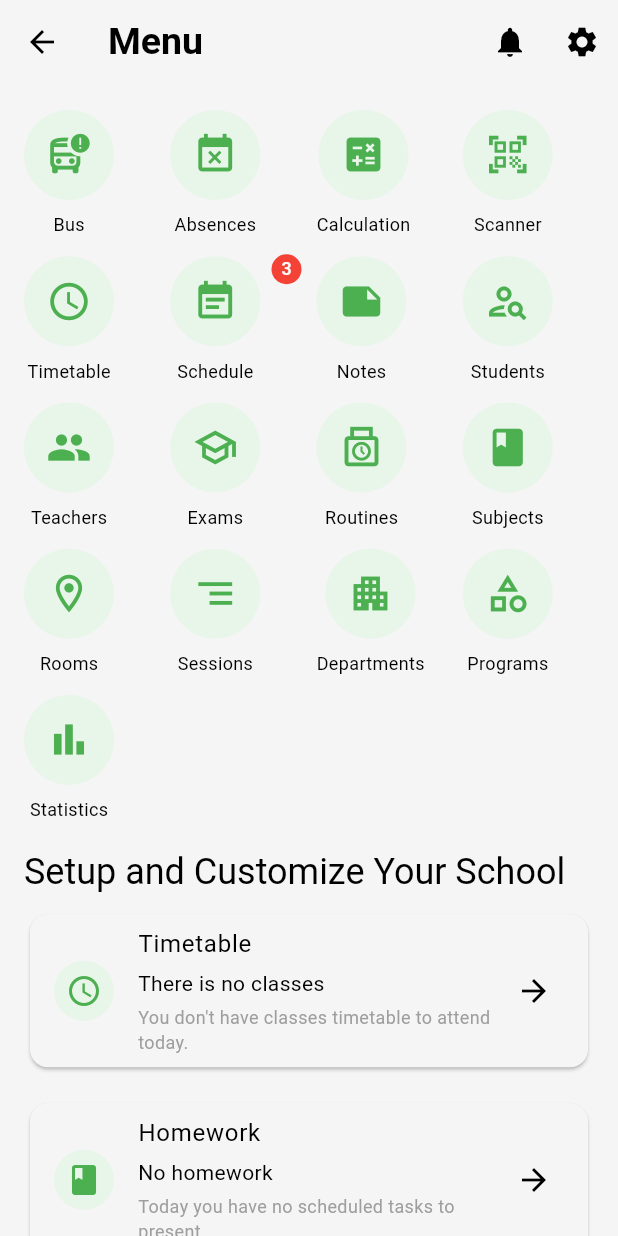
After one commit to TasnimIslamRaisa/Class_Organizer, a Flutter app: the SchoolSetup screen opened directly, on a phone screen of 412 x 824 dp. The commit adds this screen. Run offline on Flutter 3.47's test engine with Material 3 defaults, Android fonts, the phone set to English and light mode, and no system bars; our stand-ins replace avatar_glow, connectivity_plus, dropdown_search, file_picker, firebase_auth, firebase_core and 14 more; accounts and stored records are empty; project files that could hold a hidden picture were left out.

Commit message:
school setup pages

```diff
--- /dev/null
+++ b/class_organizer/lib/admin/school/school_setup.dart
@@ -0,0 +1,301 @@
+import 'package:flutter/material.dart';
+
+class SchoolSetup extends StatefulWidget {
+  const SchoolSetup({super.key});
+
+  @override
+  State<SchoolSetup> createState() => _SchoolSetupState();
+}
+
+class _SchoolSetupState extends State<SchoolSetup> {
+  @override
+  Widget build(BuildContext context) {
+    return Scaffold(
+      appBar: AppBar(
+        title: Text('Menu'),
+        actions: [
+          IconButton(
+            icon: Icon(Icons.notifications),
+            onPressed: () {},
+          ),
+          IconButton(
+            icon: Icon(Icons.settings),
+            onPressed: () {},
+          ),
+        ],
+      ),
+      body: SingleChildScrollView(
+        child: Column(
+          crossAxisAlignment: CrossAxisAlignment.start,
+          children: [
+            // Menu Grid Section
+            Padding(
+              padding: const EdgeInsets.all(16.0),
+              child: GridView.count(
+                physics: NeverScrollableScrollPhysics(),
+                shrinkWrap: true,
+                crossAxisCount: 4,
+                childAspectRatio: 1,
+                mainAxisSpacing: 10,
+                crossAxisSpacing: 10,
+                children: [
+                  _buildMenuItem(Icons.bus_alert_outlined, 'Bus', () => _navigateToPage(context, 'bus')),
+                  _buildMenuItem(Icons.event_busy, 'Absences', () => _navigateToPage(context, 'absence')),
+                  _buildMenuItem(Icons.calculate, 'Calculation', () => _navigateToPage(context, 'calculation')),
+                  _buildMenuItem(Icons.qr_code_scanner, 'Scanner', () => _navigateToPage(context, 'scanner')),
+                  _buildMenuItem(Icons.schedule, 'Timetable', () => _navigateToPage(context, 'time')),
+                  _buildMenuItem(Icons.event_note, 'Schedule', () => _navigateToPage(context, 'schedules'), hasNotification: true, notificationCount: 3),
+                  _buildMenuItem(Icons.note, 'Notes', () => _navigateToPage(context, 'notes')),
+                  _buildMenuItem(Icons.person_search_outlined, 'Students', () => _navigateToPage(context, 'student')),
+                  _buildMenuItem(Icons.people, 'Teachers', () => _navigateToPage(context, 'faculty')),
+                  _buildMenuItem(Icons.school_outlined, 'Exams', () => _navigateToPage(context, 'exams')),
+                  _buildMenuItem(Icons.punch_clock_outlined, 'Routines', () => _navigateToPage(context, 'routines')),
+                  _buildMenuItem(Icons.book, 'Subjects', () => _navigateToPage(context, 'courses')),
+                  _buildMenuItem(Icons.room_outlined, 'Rooms', () => _navigateToPage(context, 'rooms')),
+                  _buildMenuItem(Icons.segment_outlined, 'Sessions', () => _navigateToPage(context, 'sessions')),
+                  _buildMenuItem(Icons.apartment_outlined, 'Departments', () => _navigateToPage(context, 'departments')),
+                  _buildMenuItem(Icons.category_outlined, 'Programs', () => _navigateToPage(context, 'programs')),
+                  _buildMenuItem(Icons.bar_chart, 'Statistics', () => _navigateToPage(context, 'StatisticsPage')),
+
+                ],
+              ),
+            ),
+
+            // Today's Summary Section
+            Padding(
+              padding: const EdgeInsets.symmetric(horizontal: 16.0),
+              child: Text(
+                "Setup and Customize Your School",
+                style: Theme.of(context).textTheme.headlineSmall,
+              ),
+            ),
+            ListView(
+              physics: NeverScrollableScrollPhysics(),
+              shrinkWrap: true,
+              children: [
+                _buildSummaryCard(Icons.schedule, 'Timetable', 'There is no classes', 'You don\'t have classes timetable to attend today.', () => _navigateToPage(context, 'TimetableSummaryPage')),
+                _buildSummaryCard(Icons.book, 'Homework', 'No homework', 'Today you have no scheduled tasks to present.', () => _navigateToPage(context, 'HomeworkPage')),
+                _buildSummaryCard(Icons.school, 'Exams', 'No exams', 'You don\'t have scheduled exams today.', () => _navigateToPage(context, 'ExamsPage')),
+                _buildSummaryCard(Icons.event, 'Events', 'Cse', 'FgF', () => _navigateToPage(context, 'EventsPage')),
+                _buildSummaryCard(Icons.book, 'Books', 'There are no books', 'Today you have no borrowed books to return.', () => _navigateToPage(context, 'BooksPage')),
+              ],
+            ),
+          ],
+        ),
+      ),
+    );
+  }
+
+  // Helper method to build menu item with navigation
+  Widget _buildMenuItem(IconData icon, String title, VoidCallback onTap, {bool hasNotification = false, int notificationCount = 0}) {
+    return InkWell(
+      onTap: onTap, // This will handle navigation when tapped
+      child: Stack(
+        children: [
+          Column(
+            mainAxisAlignment: MainAxisAlignment.center,
+            children: [
+              CircleAvatar(
+                radius: 30,
+                backgroundColor: Colors.green[50],
+                child: Icon(icon, color: Colors.green, size: 30),
+              ),
+              SizedBox(height: 8),
+              Text(title, style: TextStyle(fontSize: 12)),
+            ],
+          ),
+          if (hasNotification)
+            Positioned(
+              right: 0,
+              child: CircleAvatar(
+                radius: 10,
+                backgroundColor: Colors.red,
+                child: Text(
+                  notificationCount.toString(),
+                  style: TextStyle(fontSize: 12, color: Colors.white),
+                ),
+              ),
+            ),
+        ],
+      ),
+    );
+  }
+
+  // Helper method to build summary card with navigation
+  Widget _buildSummaryCard(IconData icon, String title, String subtitle, String description, VoidCallback onTap) {
+    return Padding(
+      padding: const EdgeInsets.symmetric(horizontal: 16.0, vertical: 8.0),
+      child: Card(
+        child: ListTile(
+          onTap: onTap, // This will handle navigation when tapped
+          leading: CircleAvatar(
+            backgroundColor: Colors.green[50],
+            child: Icon(icon, color: Colors.green),
+          ),
+          title: Text(title),
+          subtitle: Column(
+            crossAxisAlignment: CrossAxisAlignment.start,
+            children: [
+              SizedBox(height: 4),
+              Text(subtitle),
+              SizedBox(height: 4),
+              Text(description, style: TextStyle(fontSize: 12, color: Colors.grey)),
+            ],
+          ),
+          trailing: Icon(Icons.arrow_forward),
+        ),
+      ),
+    );
+  }
+
+  // Navigation method
+  void _navigateToPage(BuildContext context, String pageName) {
+    Navigator.push(
+      context,
+      MaterialPageRoute(builder: (context) {
+        // Placeholder for different pages, replace with actual page widgets
+        return Scaffold(
+          appBar: AppBar(title: Text(pageName)),
+          body: Center(child: Text('This is the $pageName page')),
+        );
+      }),
+    );
+  }
+}
+
+
+// import 'package:flutter/material.dart';
+//
+// class SchoolSetup extends StatefulWidget {
+//   const SchoolSetup({super.key});
+//
+//   @override
+//   State<SchoolSetup> createState() => _SchoolSetupState();
+// }
+//
+// class _SchoolSetupState extends State<SchoolSetup> {
+//   @override
+//   Widget build(BuildContext context) {
+//     return Scaffold(
+//       appBar: AppBar(
+//         title: Text('Menu'),
+//         actions: [
+//           IconButton(
+//             icon: Icon(Icons.notifications),
+//             onPressed: () {},
+//           ),
+//           IconButton(
+//             icon: Icon(Icons.settings),
+//             onPressed: () {},
+//           ),
+//         ],
+//       ),
+//       body: SingleChildScrollView(
+//         child: Column(
+//           crossAxisAlignment: CrossAxisAlignment.start,
+//           children: [
+//             // Menu Grid Section
+//             Padding(
+//               padding: const EdgeInsets.all(16.0),
+//               child: GridView.count(
+//                 physics: NeverScrollableScrollPhysics(),
+//                 shrinkWrap: true,
+//                 crossAxisCount: 4,
+//                 childAspectRatio: 1,
+//                 mainAxisSpacing: 10,
+//                 crossAxisSpacing: 10,
+//                 children: [
+//                   _buildMenuItem(Icons.book, 'Subjects'),
+//                   _buildMenuItem(Icons.event_busy, 'Absences'),
+//                   _buildMenuItem(Icons.calculate, 'Calculation'),
+//                   _buildMenuItem(Icons.schedule, 'Timetable'),
+//                   _buildMenuItem(Icons.event_note, 'Schedule', hasNotification: true, notificationCount: 3),
+//                   _buildMenuItem(Icons.note, 'Notes'),
+//                   _buildMenuItem(Icons.people, 'Teachers'),
+//                   _buildMenuItem(Icons.qr_code_scanner, 'Scanner'),
+//                   _buildMenuItem(Icons.bar_chart, 'Statistics'),
+//                 ],
+//               ),
+//             ),
+//
+//             // Today's Summary Section
+//             Padding(
+//               padding: const EdgeInsets.symmetric(horizontal: 16.0),
+//               child: Text(
+//                 "Today's Summary",
+//                 style: Theme.of(context).textTheme.headlineMedium,
+//               ),
+//             ),
+//             ListView(
+//               physics: NeverScrollableScrollPhysics(),
+//               shrinkWrap: true,
+//               children: [
+//                 _buildSummaryCard(Icons.schedule, 'Timetable', 'There is no classes', 'You don\'t have classes timetable to attend today.'),
+//                 _buildSummaryCard(Icons.book, 'Homework', 'No homework', 'Today you have no scheduled tasks to present.'),
+//                 _buildSummaryCard(Icons.school, 'Exams', 'No exams', 'You don\'t have scheduled exams today.'),
+//                 _buildSummaryCard(Icons.event, 'Events', 'Cse', 'FgF'),
+//                 _buildSummaryCard(Icons.book, 'Books', 'There are no books', 'Today you have no borrowed books to return.'),
+//               ],
+//             ),
+//           ],
+//         ),
+//       ),
+//     );
+//   }
+//
+//   Widget _buildMenuItem(IconData icon, String title, {bool hasNotification = false, int notificationCount = 0}) {
+//     return Stack(
+//       children: [
+//         Column(
+//           mainAxisAlignment: MainAxisAlignment.center,
+//           children: [
+//             CircleAvatar(
+//               radius: 30,
+//               backgroundColor: Colors.green[50],
+//               child: Icon(icon, color: Colors.green, size: 30),
+//             ),
+//             SizedBox(height: 8),
+//             Text(title, style: TextStyle(fontSize: 12)),
+//           ],
+//         ),
+//         if (hasNotification)
+//           Positioned(
+//             right: 0,
+//             child: CircleAvatar(
+//               radius: 10,
+//               backgroundColor: Colors.red,
+//               child: Text(
+//                 notificationCount.toString(),
+//                 style: TextStyle(fontSize: 12, color: Colors.white),
+//               ),
+//             ),
+//           ),
+//       ],
+//     );
+//   }
+//
+//   Widget _buildSummaryCard(IconData icon, String title, String subtitle, String description) {
+//     return Padding(
+//       padding: const EdgeInsets.symmetric(horizontal: 16.0, vertical: 8.0),
+//       child: Card(
+//         child: ListTile(
+//           leading: CircleAvatar(
+//             backgroundColor: Colors.green[50],
+//             child: Icon(icon, color: Colors.green),
+//           ),
+//           title: Text(title),
+//           subtitle: Column(
+//             crossAxisAlignment: CrossAxisAlignment.start,
+//             children: [
+//               SizedBox(height: 4),
+//               Text(subtitle),
+//               SizedBox(height: 4),
+//               Text(description, style: TextStyle(fontSize: 12, color: Colors.grey)),
+//             ],
+//           ),
+//           trailing: Icon(Icons.arrow_forward),
+//         ),
+//       ),
+//     );
+//   }
+// }
--- a/class_organizer/lib/ui/screens/auth/SignUpScreen.dart
+++ b/class_organizer/lib/ui/screens/auth/SignUpScreen.dart
@@ -130,9 +130,11 @@ final _databaseRef = FirebaseDatabase.instance.ref();
         if (status == InternetConnectionStatus.connected) {
           isConnected = true;
           print('Connected to the internet');
+           _loadSchoolData();
         } else {
           isConnected = false;
           print('Disconnected from the internet');
+          // _loadSchoolData();
         }
       });
     }
@@ -183,11 +185,18 @@ final _databaseRef = FirebaseDatabase.instance.ref();
           });
         });
     }else{
+          setState(() {
+            _isLoading = true;
+          });
       showSnackBarMsg(context, "You are in Offline mode now, Please, connect Internet!");
+          setState(() {
+            _isLoading = false;
+          });
      final String response = await rootBundle.loadString('assets/schools.json');
      final data = json.decode(response) as List<dynamic>;
      setState(() {
        _schoolList = data.map((json) => School.fromJson(json)).toList();
+       _isLoading = false;
      });
     }
 
--- a/class_organizer/lib/utility/profile_app_bar_admin.dart
+++ b/class_organizer/lib/utility/profile_app_bar_admin.dart
@@ -1,3 +1,4 @@
+import 'package:class_organizer/admin/school/school_setup.dart';
 import 'package:class_organizer/onboarding/get_start.dart';
 import 'package:flutter/material.dart';
 
@@ -45,6 +46,12 @@ class ProfileAppBarAdmin extends StatelessWidget implements PreferredSizeWidget
                     MaterialPageRoute(
                         builder: (context) => const SettingScreen()));
                 break;
+              case 'school':
+                Navigator.push(
+                    context,
+                    MaterialPageRoute(
+                        builder: (context) => const SchoolSetup()));
+                break;
               case 'restart':
 
               await Logout().logoutUser();
@@ -81,6 +88,10 @@ class ProfileAppBarAdmin extends StatelessWidget implements PreferredSizeWidget
               child: Text('Settings'),
             ),
             const PopupMenuItem(
+              value: 'school',
+              child: Text('School'),
+            ),
+            const PopupMenuItem(
               value: 'restart',
               child: Text('Restart'),
             ),
```
Also changed, not shown: class_organizer/lib/admin/school/pages/bus.dart (added), class_organizer/lib/admin/school/pages/course_structure.dart (added), class_organizer/lib/admin/school/pages/courses.dart (added), class_organizer/lib/admin/school/pages/departments.dart (added), class_organizer/lib/admin/school/pages/events.dart (added), class_organizer/lib/admin/school/pages/exams.dart (added), class_organizer/lib/admin/school/pages/notes.dart (added), class_organizer/lib/admin/school/pages/programs.dart (added), class_organizer/lib/admin/school/pages/rooms.dart (added), class_organizer/lib/admin/school/pages/routines.dart (added), class_organizer/lib/admin/school/pages/scanner.dart (added), class_organizer/lib/admin/school/pages/schedules.dart (added), class_organizer/lib/admin/school/pages/semesters.dart (added), class_organizer/lib/admin/school/pages/sessions.dart (added), 2 more files.
